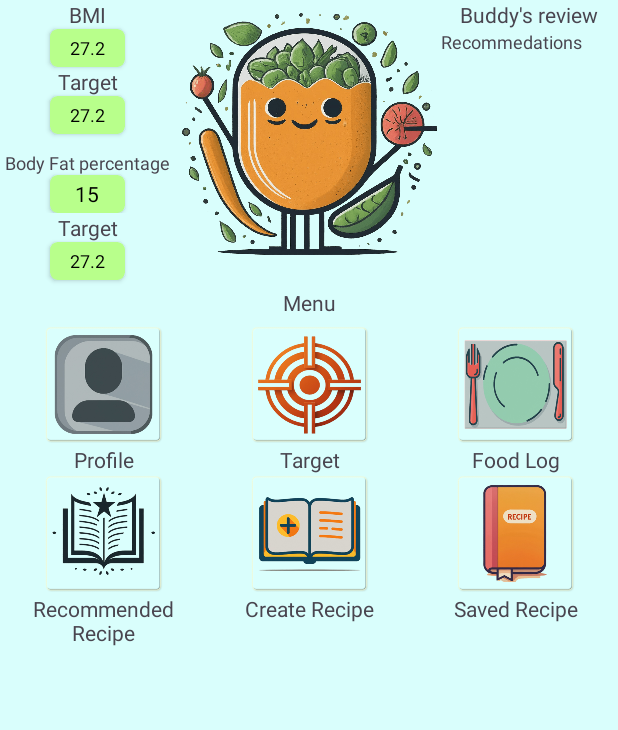
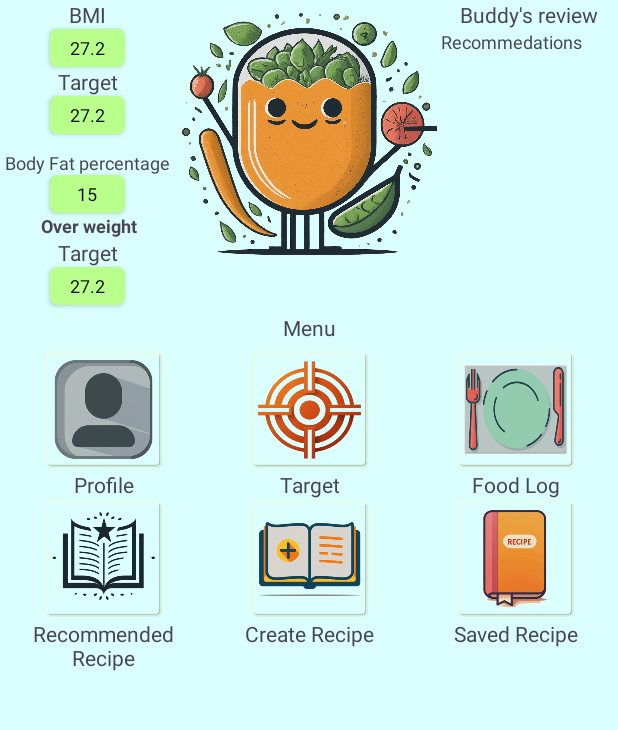
Before and after one commit to monkeystar0/healthyRecipeBuddy, an Android app: the layout activity_main.xml on its own in the app's theme, with its tools: preview values and no code run, on a phone screen of 412 x 824 dp, the part 53-783 px from its top. Run offline under Robolectric (Android 15) with nearby library versions, the phone set to English and light mode, and no system bars.

Commit message:
ädjust layout, add bodyFat calculation, change variable type.

```diff
--- a/app/src/main/java/com/example/healthyrecipebuddy/UserProfileSettingUpActivity.kt
+++ b/app/src/main/java/com/example/healthyrecipebuddy/UserProfileSettingUpActivity.kt
@@ -28,6 +28,10 @@ class UserProfileSettingUpActivity : AppCompatActivity(){
                 saveUserData()
                 navigateToMainScreen()
             }
+        }
+
+        binding.cancelButton.setOnClickListener {
+            finish()
         }
     }
 
@@ -70,7 +74,7 @@ class UserProfileSettingUpActivity : AppCompatActivity(){
         with(sharedPreferences.edit()) {
             putString("gender", selectedGender)
             putString("name", binding.editNameText.text.toString())
-            putFloat("age", binding.editAgeText.text.toString().toFloat())
+            putInt("age", binding.editAgeText.text.toString().toInt())
             putFloat("height", binding.editHeightText.text.toString().toFloat())
             putFloat("weight", binding.editWeightText.text.toString().toFloat())
 
--- a/app/src/main/res/layout/activity_main.xml
+++ b/app/src/main/res/layout/activity_main.xml
@@ -48,6 +48,7 @@
                         android:text="BMI" />
 
                     <androidx.cardview.widget.CardView
+                        android:id="@+id/bmiCardView"
                         android:layout_width="50dp"
                         android:layout_height="25dp"
                         app:cardBackgroundColor="#B8FF8B"
@@ -77,6 +78,7 @@
                             android:text="Target" />
 
                         <androidx.cardview.widget.CardView
+                            android:id="@+id/bmiTaretCardView"
                             android:layout_width="50dp"
                             android:layout_height="25dp"
                             android:layout_marginBottom="5dp"
@@ -112,6 +114,7 @@
                         android:textSize="12sp" />
 
                     <androidx.cardview.widget.CardView
+                        android:id="@+id/bdFatCardView"
                         android:layout_width="50dp"
                         android:layout_height="25dp"
                         app:cardBackgroundColor="#B8FF8B"
@@ -123,8 +126,18 @@
                             android:layout_height="match_parent"
                             android:gravity="center"
                             android:text="15"
-                            android:textColor="#000000" />
+                            android:textColor="#000000"
+                            android:textSize="12sp" />
                     </androidx.cardview.widget.CardView>
+
+                    <TextView
+                        android:id="@+id/bodyFatCatagoryText"
+                        android:layout_width="match_parent"
+                        android:layout_height="wrap_content"
+                        android:gravity="center"
+                        android:text="Over weight"
+                        android:textSize="12sp"
+                        android:textStyle="bold" />
 
                 </LinearLayout>
 
@@ -142,6 +155,7 @@
                         android:text="Target" />
 
                     <androidx.cardview.widget.CardView
+                        android:id="@+id/bdTargetCardView"
                         android:layout_width="50dp"
                         android:layout_height="25dp"
                         android:layout_marginBottom="5dp"
--- a/app/src/main/res/layout/activity_user_profile_setting_up.xml
+++ b/app/src/main/res/layout/activity_user_profile_setting_up.xml
@@ -213,10 +213,11 @@
                 android:layout_width="0dp"
                 android:layout_height="wrap_content"
                 android:layout_weight="1"
+                android:backgroundTint="#69BF51"
                 android:text="Save" />
 
             <Button
-                android:id="@+id/button2"
+                android:id="@+id/cancelButton"
                 android:layout_width="0dp"
                 android:layout_height="wrap_content"
                 android:layout_marginStart="10dp"
--- a/gradle/libs.versions.toml
+++ b/gradle/libs.versions.toml
@@ -6,10 +6,10 @@ junit = "4.13.2"
 junitVersion = "1.1.5"
 espressoCore = "3.5.1"
 appcompat = "1.6.1"
-material = "1.10.0"
+material = "1.12.0"
 activity = "1.9.0"
 constraintlayout = "2.1.4"
-generativeai = "0.2.2"
+generativeai = "0.6.0"
 
 [libraries]
 androidx-core-ktx = { group = "androidx.core", name = "core-ktx", version.ref = "coreKtx" }
```
Also changed, not shown: app/src/main/java/com/example/healthyrecipebuddy/MainActivity.kt (+26 -5 lines), app/src/main/java/com/example/healthyrecipebuddy/util/MeasurementTool.kt (+75 -3 lines).
